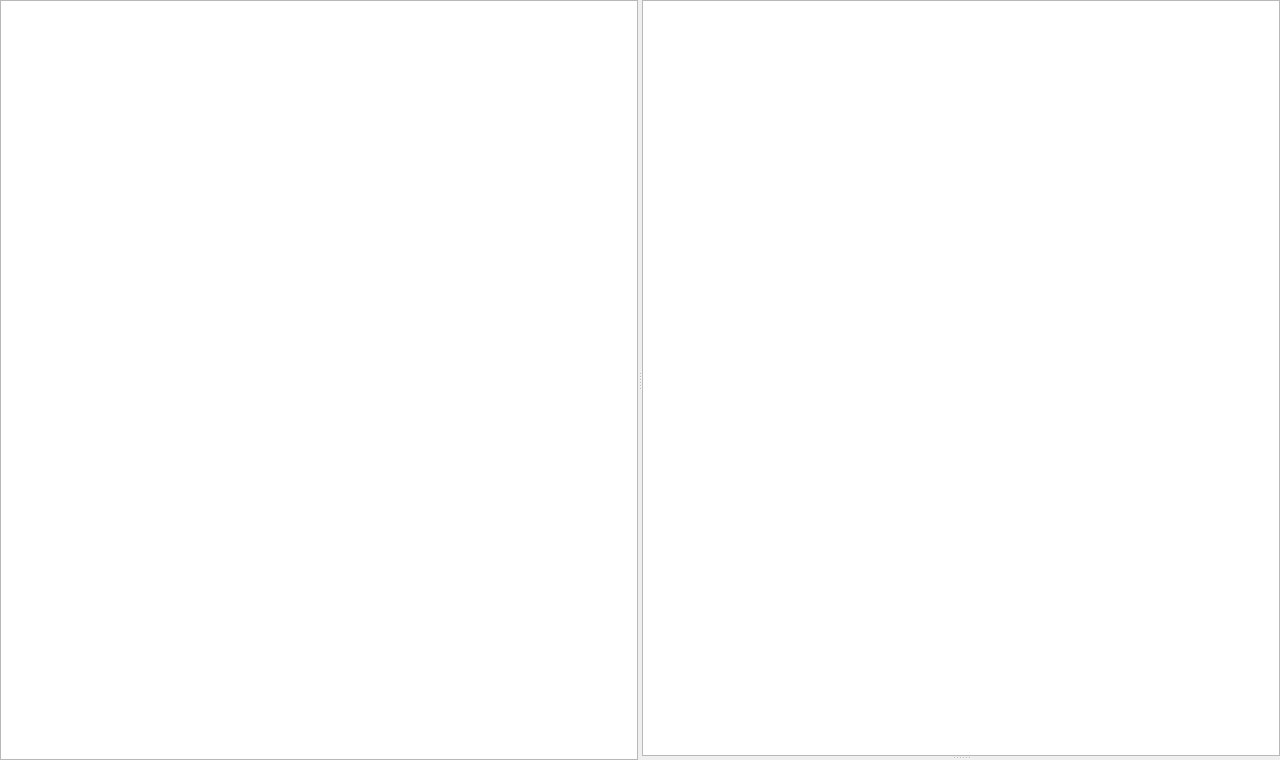
First picture: the form in WebsiteEmpire/gui/panes/PaneTheme.ui, repository icingerpower/WebsiteEmpire2, before the edit.
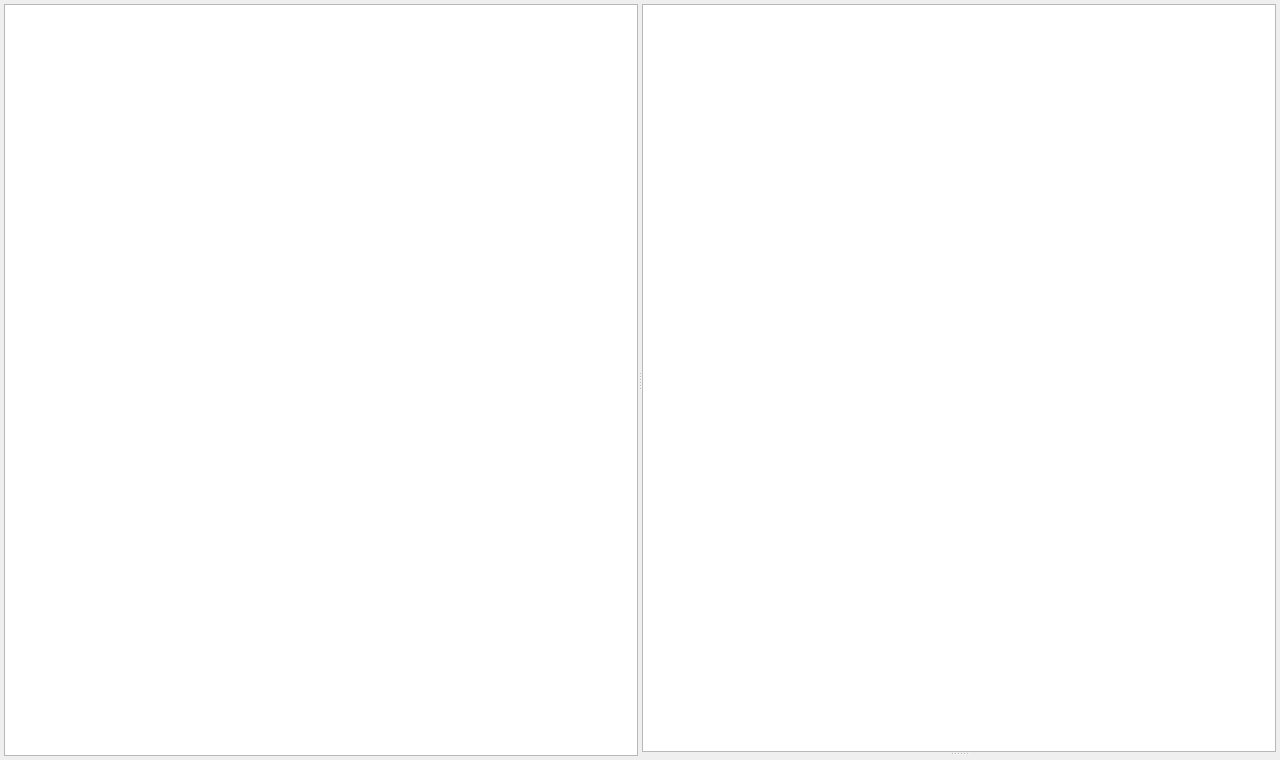
Second picture: the form after the edit.

The edit to the form file:
```diff
--- a/WebsiteEmpire/gui/panes/PaneTheme.ui
+++ b/WebsiteEmpire/gui/panes/PaneTheme.ui
@@ -15,7 +15,7 @@
   </property>
   <layout class="QVBoxLayout" name="verticalLayout">
    <property name="margin">
-    <number>0</number>
+    <number>4</number>
    </property>
    <item>
     <widget class="QSplitter" name="splitterMain">
```
